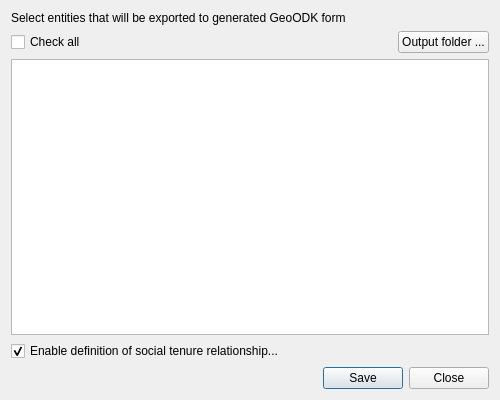
gltn/stdm, file stdm/ui/ui_geoodk_converter.ui: the form before one commit.
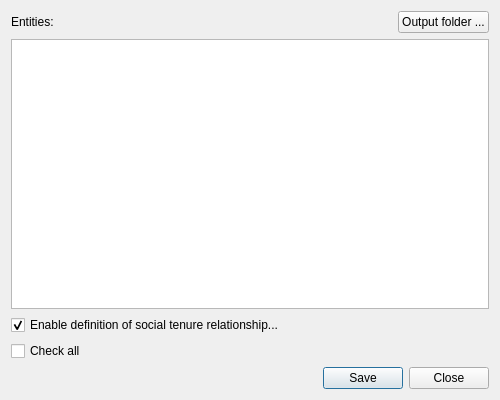
The form after the commit.

Diff of the .ui file:
```diff
--- a/stdm/ui/ui_geoodk_converter.ui
+++ b/stdm/ui/ui_geoodk_converter.ui
@@ -23,19 +23,12 @@
    <item>
     <layout class="QVBoxLayout" name="vlnotification"/>
    </item>
-   <item>
-    <widget class="QLabel" name="label_3">
-     <property name="text">
-      <string>Select entities that will be exported to generated GeoODK form</string>
-     </property>
-    </widget>
-   </item>
    <item>
     <layout class="QHBoxLayout" name="horizontalLayout">
      <item>
-      <widget class="QCheckBox" name="chk_all">
+      <widget class="QLabel" name="lblTitle">
        <property name="text">
-        <string>Check all</string>
+        <string>Entities:</string>
        </property>
       </widget>
      </item>
@@ -93,6 +86,13 @@
      </property>
     </widget>
    </item>
+   <item>
+    <widget class="QCheckBox" name="chk_all">
+     <property name="text">
+      <string>Check all</string>
+     </property>
+    </widget>
+   </item>
    <item>
     <widget class="QDialogButtonBox" name="buttonBox">
      <property name="orientation">
```
Left out of the diff: 2 changed lines with no effect on the pictures.
